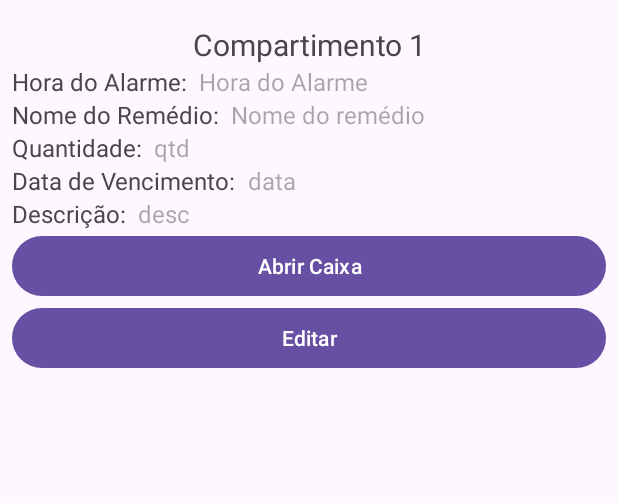
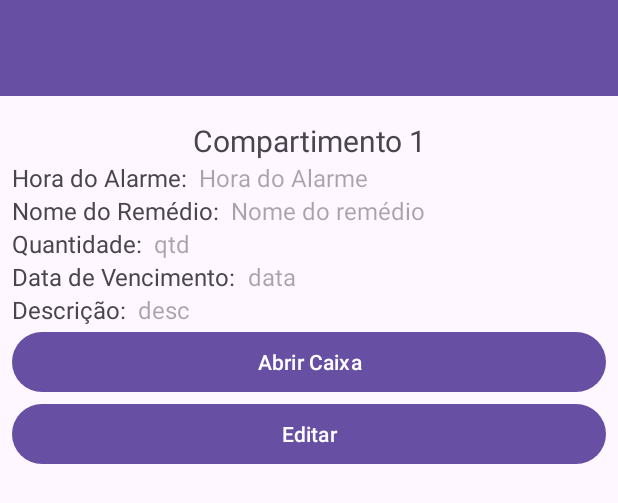
Before and after one commit to larissa-bianca/projetoIntegrador, an Android app: the layout activity_main.xml on its own in the app's theme, with its tools: preview values and no code run, on a phone screen of 412 x 824 dp. Shown: the top 503 px of the screen. Run offline under Robolectric (Android 15) with nearby library versions, the phone set to English and light mode, and no system bars.

Commit message:
aula 20/06

```diff
--- a/app/src/main/java/queiroz/larissa/projetointegrador/activity/MainActivity.java
+++ b/app/src/main/java/queiroz/larissa/projetointegrador/activity/MainActivity.java
@@ -20,8 +20,6 @@ import android.view.View;
 import android.widget.Button;
 import android.widget.EditText;
 import android.widget.TextView;
-
-import com.google.android.material.floatingactionbutton.FloatingActionButton;
 
 import queiroz.larissa.projetointegrador.R;
 import queiroz.larissa.projetointegrador.model.MainActivityViewModel;
--- a/app/src/main/java/queiroz/larissa/projetointegrador/activity/NewItemActivity.java
+++ b/app/src/main/java/queiroz/larissa/projetointegrador/activity/NewItemActivity.java
@@ -33,15 +33,14 @@ public class NewItemActivity extends AppCompatActivity {
     @Override
     protected void onCreate(Bundle savedInstanceState) {
         super.onCreate(savedInstanceState);
-        /*EdgeToEdge.enable(this);*/
+        EdgeToEdge.enable(this);
         setContentView(R.layout.activity_new_item);
-        /*
         ViewCompat.setOnApplyWindowInsetsListener(findViewById(R.id.main), (v, insets) -> {
             Insets systemBars = insets.getInsets(WindowInsetsCompat.Type.systemBars());
             v.setPadding(systemBars.left, systemBars.top, systemBars.right, systemBars.bottom);
             return insets;
         });
-         */
+
 
         TextView tvHora = findViewById(R.id.tvHora);
 
--- a/app/src/main/res/layout/activity_main.xml
+++ b/app/src/main/res/layout/activity_main.xml
@@ -6,6 +6,14 @@
     android:layout_width="match_parent"
     android:layout_height="match_parent"
     android:orientation="vertical">
+
+    <androidx.appcompat.widget.Toolbar
+        android:id="@+id/tbMain"
+        android:layout_width="match_parent"
+        android:layout_height="wrap_content"
+        android:background="?attr/colorPrimary"
+        android:minHeight="?attr/actionBarSize"
+        android:theme="?attr/actionBarTheme" />
 
     <androidx.constraintlayout.widget.ConstraintLayout
         android:layout_width="match_parent"
```
Also changed, not shown: app/src/main/res/menu/main_activity_tb.xml (renamed from app/src/main/res/layout/main_activity_tb.xml).
